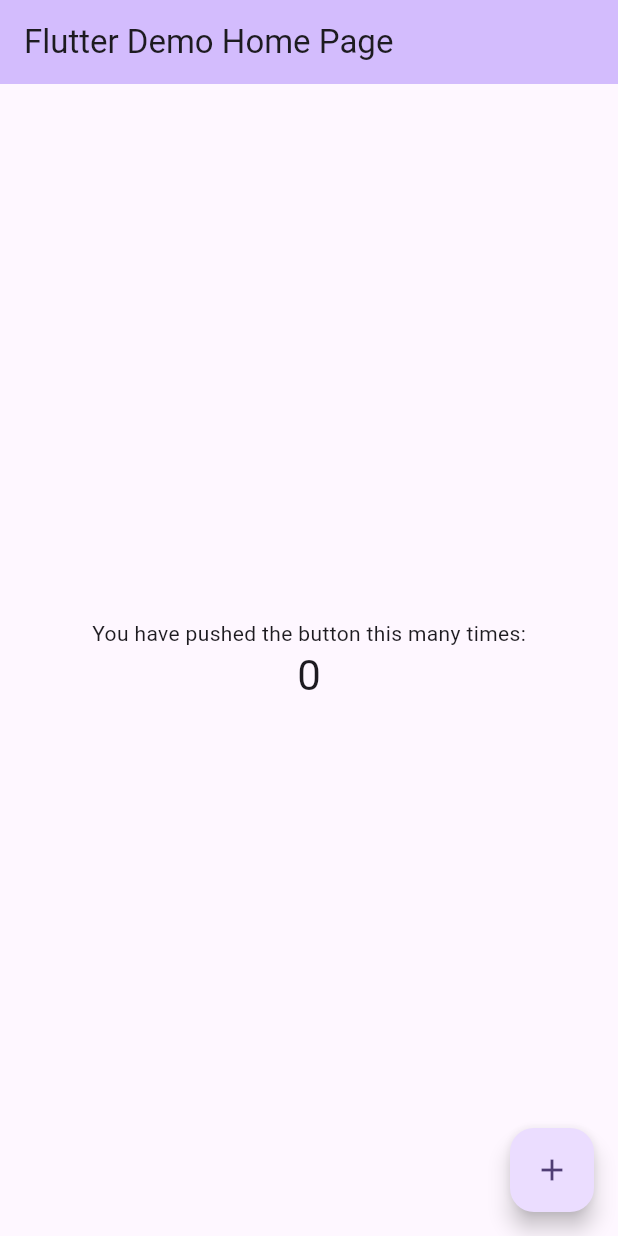
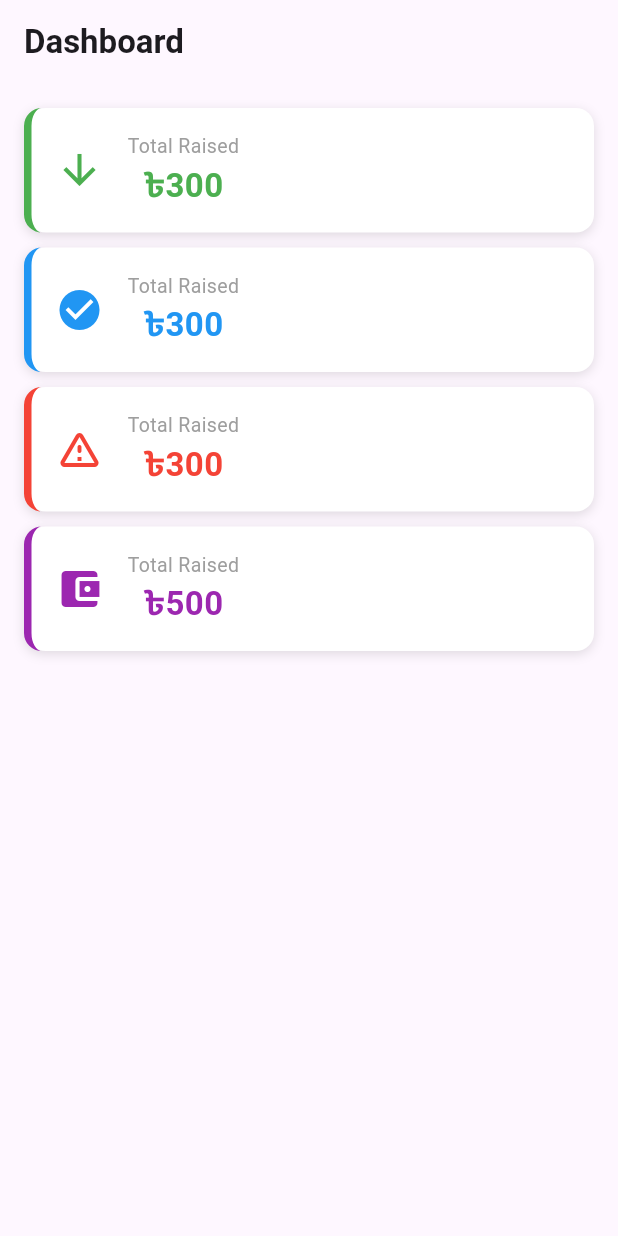
Before and after one commit to Yeasin00p/takar_khata, a Flutter app: the screen it shows after launch, on a phone screen of 412 x 824 dp. Run offline on Flutter 3.47's test engine with Material 3 defaults, Android fonts, the light colour scheme and no system bars.

Commit message:
folder structure / dashborad ui screen

```diff
--- /dev/null
+++ b/lib/features/dashborad/presentation/screen/dashborad_screen.dart
@@ -0,0 +1,49 @@
+import 'package:flutter/material.dart';
+import 'package:takar_khata/features/dashborad/presentation/widget/overview_card_widget.dart';
+
+class DashboradScreen extends StatelessWidget {
+  const DashboradScreen({super.key});
+
+  @override
+  Widget build(BuildContext context) {
+    return Scaffold(
+      appBar: AppBar(
+        title: Text('Dashboard', style: TextStyle(fontWeight: FontWeight.bold)),
+      ),
+      body: ListView(
+        padding: const EdgeInsets.all(16),
+        children: [
+          OverviewCardWidget(
+            label: 'Total Raised',
+            amount: 300,
+            color: Colors.green,
+            icon: Icons.arrow_downward,
+          ),
+          const SizedBox(height: 10),
+          OverviewCardWidget(
+            label: 'Total Raised',
+            amount: 300,
+            color: Colors.blue,
+            icon: Icons.check_circle,
+          ),
+          const SizedBox(height: 10),
+
+          OverviewCardWidget(
+            label: 'Total Raised',
+            amount: 300,
+            color: Colors.red,
+            icon: Icons.warning_amber_rounded,
+          ),
+          const SizedBox(height: 10),
+
+          OverviewCardWidget(
+            label: 'Total Raised',
+            amount: 500,
+            color: Colors.purple,
+            icon: Icons.account_balance_wallet,
+          ),
+        ],
+      ),
+    );
+  }
+}
--- /dev/null
+++ b/lib/features/dashborad/presentation/widget/overview_card_widget.dart
@@ -0,0 +1,48 @@
+import 'package:flutter/material.dart';
+
+class OverviewCardWidget extends StatelessWidget {
+  final String label;
+  final double amount;
+  final Color color;
+  final IconData icon;
+  const OverviewCardWidget({
+    super.key,
+    required this.label,
+    required this.amount,
+    required this.color,
+    required this.icon,
+  });
+  @override
+  Widget build(BuildContext context) {
+    return Container(
+      padding: const EdgeInsets.all(16),
+      decoration: BoxDecoration(
+        color: Colors.white,
+        borderRadius: BorderRadius.circular(12),
+        boxShadow: const [
+          BoxShadow(color: Colors.black12, blurRadius: 6, offset: Offset(0, 2)),
+        ],
+        border: Border(left: BorderSide(color: color, width: 5)),
+      ),
+      child: Row(
+        children: [
+          Icon(icon, color: color, size: 32),
+          const SizedBox(width: 16),
+          Column(
+            children: [
+              Text(label, style: TextStyle(color: Colors.grey, fontSize: 13)),
+              Text(
+                '৳${amount.toStringAsFixed(0)}',
+                style: TextStyle(
+                  fontSize: 22,
+                  fontWeight: FontWeight.bold,
+                  color: color,
+                ),
+              ),
+            ],
+          ),
+        ],
+      ),
+    );
+  }
+}
--- a/lib/main.dart
+++ b/lib/main.dart
@@ -1,4 +1,5 @@
 import 'package:flutter/material.dart';
+import 'package:takar_khata/features/dashborad/presentation/screen/dashborad_screen.dart';
 
 void main() {
   runApp(const MyApp());
@@ -7,116 +8,12 @@ void main() {
 class MyApp extends StatelessWidget {
   const MyApp({super.key});
 
-  // This widget is the root of your application.
   @override
   Widget build(BuildContext context) {
     return MaterialApp(
-      title: 'Flutter Demo',
-      theme: ThemeData(
-        // This is the theme of your application.
-        //
-        // TRY THIS: Try running your application with "flutter run". You'll see
-        // the application has a purple toolbar. Then, without quitting the app,
-        // try changing the seedColor in the colorScheme below to Colors.green
-        // and then invoke "hot reload" (save your changes or press the "hot
-        // reload" button in a Flutter-supported IDE, or press "r" if you used
-        // the command line to start the app).
-        //
-        // Notice that the counter didn't reset back to zero; the application
-        // state is not lost during the reload. To reset the state, use hot
-        // restart instead.
-        //
-        // This works for code too, not just values: Most code changes can be
-        // tested with just a hot reload.
-        colorScheme: .fromSeed(seedColor: Colors.deepPurple),
-      ),
-      home: const MyHomePage(title: 'Flutter Demo Home Page'),
+      title: 'Takar Khata',
+      debugShowCheckedModeBanner: false,
+      home: DashboradScreen(),
     );
   }
 }
-
-class MyHomePage extends StatefulWidget {
-  const MyHomePage({super.key, required this.title});
-
-  // This widget is the home page of your application. It is stateful, meaning
-  // that it has a State object (defined below) that contains fields that affect
-  // how it looks.
-
-  // This class is the configuration for the state. It holds the values (in this
-  // case the title) provided by the parent (in this case the App widget) and
-  // used by the build method of the State. Fields in a Widget subclass are
-  // always marked "final".
-
-  final String title;
-
-  @override
-  State<MyHomePage> createState() => _MyHomePageState();
-}
-
-class _MyHomePageState extends State<MyHomePage> {
-  int _counter = 0;
-
-  void _incrementCounter() {
-    setState(() {
-      // This call to setState tells the Flutter framework that something has
-      // changed in this State, which causes it to rerun the build method below
-      // so that the display can reflect the updated values. If we changed
-      // _counter without calling setState(), then the build method would not be
-      // called again, and so nothing would appear to happen.
-      _counter++;
-    });
-  }
-
-  @override
-  Widget build(BuildContext context) {
-    // This method is rerun every time setState is called, for instance as done
-    // by the _incrementCounter method above.
-    //
-    // The Flutter framework has been optimized to make rerunning build methods
-    // fast, so that you can just rebuild anything that needs updating rather
-    // than having to individually change instances of widgets.
-    return Scaffold(
-      appBar: AppBar(
-        // TRY THIS: Try changing the color here to a specific color (to
-        // Colors.amber, perhaps?) and trigger a hot reload to see the AppBar
-        // change color while the other colors stay the same.
-        backgroundColor: Theme.of(context).colorScheme.inversePrimary,
-        // Here we take the value from the MyHomePage object that was created by
-        // the App.build method, and use it to set our appbar title.
-        title: Text(widget.title),
-      ),
-      body: Center(
-        // Center is a layout widget. It takes a single child and positions it
-        // in the middle of the parent.
-        child: Column(
-          // Column is also a layout widget. It takes a list of children and
-          // arranges them vertically. By default, it sizes itself to fit its
-          // children horizontally, and tries to be as tall as its parent.
-          //
-          // Column has various properties to control how it sizes itself and
-          // how it positions its children. Here we use mainAxisAlignment to
-          // center the children vertically; the main axis here is the vertical
-          // axis because Columns are vertical (the cross axis would be
-          // horizontal).
-          //
-          // TRY THIS: Invoke "debug painting" (choose the "Toggle Debug Paint"
-          // action in the IDE, or press "p" in the console), to see the
-          // wireframe for each widget.
-          mainAxisAlignment: .center,
-          children: [
-            const Text('You have pushed the button this many times:'),
-            Text(
-              '$_counter',
-              style: Theme.of(context).textTheme.headlineMedium,
-            ),
-          ],
-        ),
-      ),
-      floatingActionButton: FloatingActionButton(
-        onPressed: _incrementCounter,
-        tooltip: 'Increment',
-        child: const Icon(Icons.add),
-      ),
-    );
-  }
-}
--- a/pubspec.yaml
+++ b/pubspec.yaml
@@ -34,6 +34,12 @@ dependencies:
   # The following adds the Cupertino Icons font to your application.
   # Use with the CupertinoIcons class for iOS style icons.
   cupertino_icons: ^1.0.8
+  sqflite: ^2.4.2+1
+  path: ^1.9.1
+  provider: ^6.1.5+1
+  go_router: ^17.2.3
+  intl: ^0.20.2
+  uuid: ^4.5.3
 
 dev_dependencies:
   flutter_test:
```
Also changed, not shown: pubspec.lock, 10 other files.
